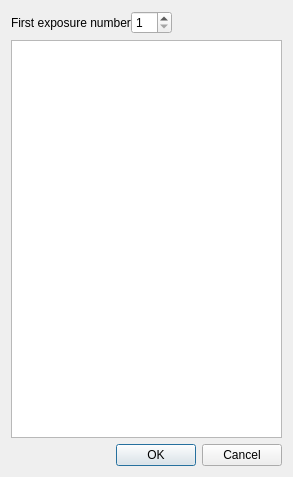
First picture: the form in ui/autofillexpnum.ui, repository chokori/AnalogExif, before the edit.
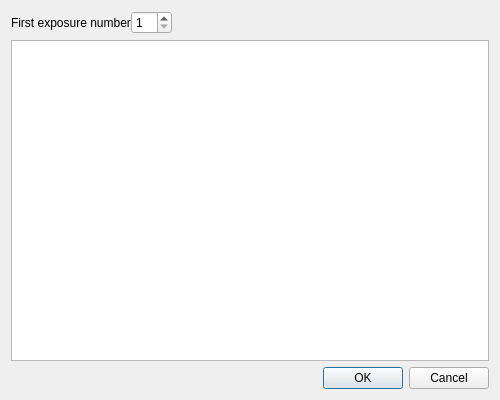
Second picture: the form after the edit. Icons and pictures are not drawn.

Diff of the .ui file:
```diff
--- a/ui/autofillexpnum.ui
+++ b/ui/autofillexpnum.ui
@@ -6,8 +6,8 @@
    <rect>
     <x>0</x>
     <y>0</y>
-    <width>293</width>
-    <height>477</height>
+    <width>500</width>
+    <height>400</height>
    </rect>
   </property>
   <property name="windowTitle">
@@ -68,11 +68,14 @@
      <property name="selectionBehavior">
       <enum>QAbstractItemView::SelectRows</enum>
      </property>
+     <property name="wordWrap">
+      <bool>false</bool>
+     </property>
      <attribute name="horizontalHeaderVisible">
       <bool>true</bool>
      </attribute>
      <attribute name="horizontalHeaderDefaultSectionSize">
-      <number>25</number>
+      <number>28</number>
      </attribute>
      <attribute name="horizontalHeaderHighlightSections">
       <bool>false</bool>
@@ -101,21 +104,6 @@
      <attribute name="verticalHeaderDefaultSectionSize">
       <number>15</number>
      </attribute>
-     <attribute name="horizontalHeaderStretchLastSection">
-      <bool>true</bool>
-     </attribute>
-     <attribute name="horizontalHeaderVisible">
-      <bool>true</bool>
-     </attribute>
-     <attribute name="verticalHeaderMinimumSectionSize">
-      <number>15</number>
-     </attribute>
-     <attribute name="horizontalHeaderHighlightSections">
-      <bool>false</bool>
-     </attribute>
-     <attribute name="horizontalHeaderDefaultSectionSize">
-      <number>25</number>
-     </attribute>
     </widget>
    </item>
    <item>
```
Left out of the diff: 23 changed lines with no effect on the pictures.
